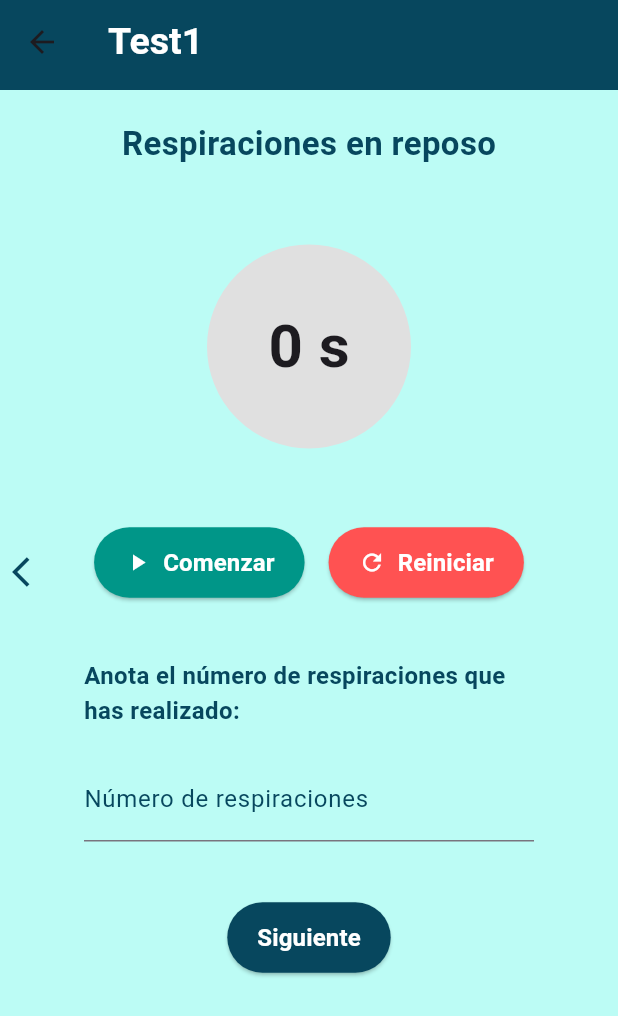
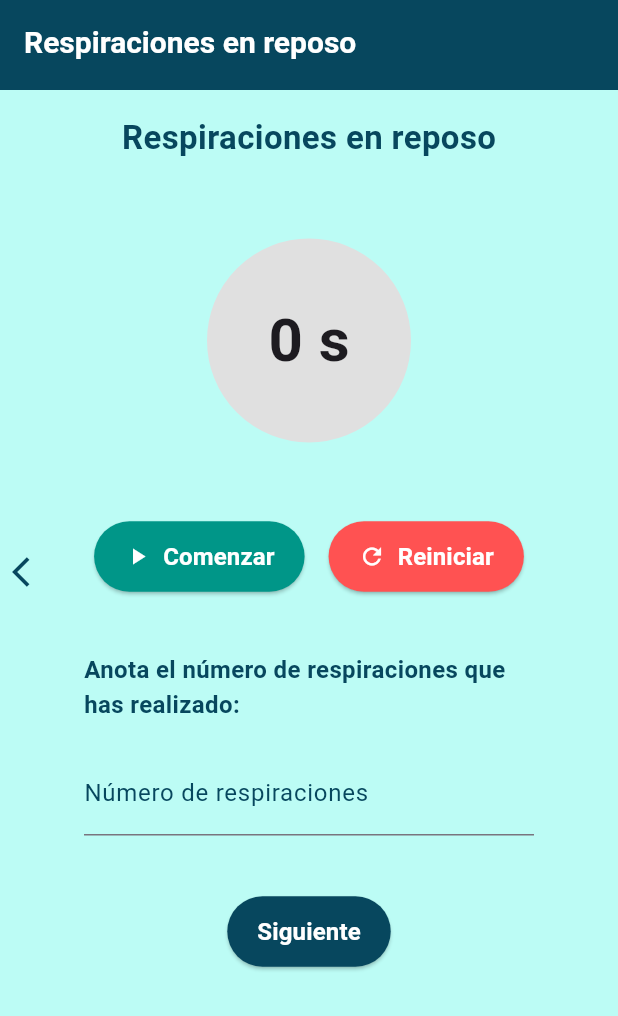
Before and after one commit to Eduardo-Garcia-de-Leaniz/BreathBank-TFG2025, a Flutter app: the Test1Screen screen opened by its route, swiped to page 3, on a phone screen of 412 x 824 dp. Shown: the top 1016 px of the screen. Run offline on Flutter 3.47's test engine with Material 3 defaults, Android fonts, the phone set to English and light mode, and no system bars; our stand-ins replace cloud_firestore, firebase_auth, firebase_core; accounts and stored records are empty; Roboto replaces fonts that are missing (Arial).

Commit message:
Reorganización Pantallas Evaluation y Test1

```diff
--- a/BreathBankApp/breath_bank/lib/screens/Test1_screen.dart
+++ b/BreathBankApp/breath_bank/lib/screens/Test1_screen.dart
@@ -6,10 +6,10 @@ import 'package:flutter/services.dart' show rootBundle;
 
 class Test1Screen extends StatefulWidget {
   @override
-  _Test1ScreenState createState() => _Test1ScreenState();
+  Test1ScreenState createState() => Test1ScreenState();
 }
 
-class _Test1ScreenState extends State<Test1Screen>
+class Test1ScreenState extends State<Test1Screen>
     with SingleTickerProviderStateMixin {
   Database_service db = Database_service();
   String userId = authenticationService.value.currentUser!.uid;
@@ -19,34 +19,28 @@ class _Test1ScreenState extends State<Test1Screen>
 
   int test_result = 0;
 
-  late AnimationController _controller;
-  int _duration = 60; // duración del temporizador en segundos
-  bool _isRunning = false;
-
-  String get _timeString {
-    final seconds =
-        (_controller.duration!.inSeconds * _controller.value).round();
-    return '$seconds s';
-  }
+  late AnimationController animation_controller;
+  int test_time = 60;
+  bool isRunning = false;
 
   @override
   void initState() {
     super.initState();
-    _cargarTextos();
+    chargeDescriptionAndInstructions();
 
-    _controller = AnimationController(
+    animation_controller = AnimationController(
       vsync: this,
-      duration: Duration(seconds: _duration),
+      duration: Duration(seconds: test_time),
     );
 
-    _controller.addListener(() {
+    animation_controller.addListener(() {
       setState(() {});
     });
 
-    _controller.addStatusListener((status) {
+    animation_controller.addStatusListener((status) {
       if (status == AnimationStatus.dismissed) {
         setState(() {
-          _isRunning = false;
+          isRunning = false;
         });
       }
     });
@@ -54,11 +48,11 @@ class _Test1ScreenState extends State<Test1Screen>
 
   @override
   void dispose() {
-    _controller.dispose();
+    animation_controller.dispose();
     super.dispose();
   }
 
-  Future<void> _cargarTextos() async {
+  Future<void> chargeDescriptionAndInstructions() async {
     String desc = await rootBundle.loadString(
       'assets/texts/description_test1.txt',
     );
@@ -72,26 +66,27 @@ class _Test1ScreenState extends State<Test1Screen>
     });
   }
 
-  void _startAnimation() {
+  void startClock() {
     setState(() {
-      _isRunning = true;
+      isRunning = true;
     });
-    _controller.reverse(
-      from: _controller.value == 0.0 ? 1.0 : _controller.value,
+    animation_controller.reverse(
+      from:
+          animation_controller.value == 0.0 ? 1.0 : animation_controller.value,
     );
   }
 
-  void _pauseAnimation() {
-    _controller.stop();
+  void pauseClock() {
+    animation_controller.stop();
     setState(() {
-      _isRunning = false;
+      isRunning = false;
     });
   }
 
-  void _resetAnimation() {
-    _controller.reset();
+  void resetClock() {
+    animation_controller.reset();
     setState(() {
-      _isRunning = false;
+      isRunning = false;
     });
   }
 
@@ -111,7 +106,9 @@ class _Test1ScreenState extends State<Test1Screen>
 
   @override
   Widget build(BuildContext context) {
-    return Scaffold(
+    return WillPopScope(
+      onWillPop: () async => false, // Evita que el usuario vuelva atrás
+      child: Scaffold(
         appBar: PreferredSize(
           preferredSize: Size.fromHeight(60),
           child: AppBar_Test1(),
@@ -129,36 +126,17 @@ class _Test1ScreenState extends State<Test1Screen>
                     mainAxisAlignment: MainAxisAlignment.start,
                     crossAxisAlignment: CrossAxisAlignment.start,
                     children: [
-                    Text(
-                      'Registro de respiraciones en reposo',
-                      style: TextStyle(
-                        fontSize: 20,
-                        fontWeight: FontWeight.bold,
-                      ),
-                    ),
+                      TestTitleText(),
                       SizedBox(height: 25),
                       Text(descripcion, style: TextStyle(fontSize: 16)),
                       SizedBox(height: 16),
-                    Text(
-                      'Instrucciones:',
-                      style: TextStyle(
-                        fontSize: 20,
-                        fontWeight: FontWeight.bold,
-                      ),
-                    ),
+                      InstructionsTitleText(),
                       SizedBox(height: 8),
                       Text(instrucciones, style: TextStyle(fontSize: 16)),
                     ],
                   ),
                 ),
-              Positioned(
-                right: 8,
-                top: MediaQuery.of(context).size.height * 3 / 8,
-                child: Icon(
-                  Icons.arrow_forward_ios,
-                  color: const Color.fromARGB(255, 7, 71, 94),
-                ),
-              ),
+                ArrowNextSymbol(),
               ],
             ),
             // Segunda página: Imagen de la prueba
@@ -186,22 +164,8 @@ class _Test1ScreenState extends State<Test1Screen>
                       ],
                     ),
                   ),
-                Positioned(
-                  left: 8,
-                  top: MediaQuery.of(context).size.height * 3 / 8,
-                  child: Icon(
-                    Icons.arrow_back_ios,
-                    color: const Color.fromARGB(255, 7, 71, 94),
-                  ),
-                ),
-                Positioned(
-                  right: 8,
-                  top: MediaQuery.of(context).size.height * 3 / 8,
-                  child: Icon(
-                    Icons.arrow_forward_ios,
-                    color: const Color.fromARGB(255, 7, 71, 94),
-                  ),
-                ),
+                  ArrowPreviousSymbol(),
+                  ArrowNextSymbol(),
                 ],
               ),
             ),
@@ -212,8 +176,8 @@ class _Test1ScreenState extends State<Test1Screen>
                 children: [
                   SingleChildScrollView(
                     padding: EdgeInsets.only(
-                    bottom: MediaQuery.of(context).viewInsets.bottom + 20,
-                    top: 20,
+                      bottom: MediaQuery.of(context).viewInsets.bottom,
+                      top: 16,
                       left: 16,
                       right: 16,
                     ),
@@ -229,44 +193,7 @@ class _Test1ScreenState extends State<Test1Screen>
                           ),
                         ),
                         SizedBox(height: 20),
-                      Stack(
-                        alignment: Alignment.center,
-                        children: [
-                          SizedBox(
-                            width: 200,
-                            height: 200,
-                            child: AnimatedBuilder(
-                              animation: _controller,
-                              builder: (context, child) {
-                                final seconds =
-                                    (_controller.duration!.inSeconds *
-                                            _controller.value)
-                                        .round();
-                                return Stack(
-                                  alignment: Alignment.center,
-                                  children: [
-                                    CircularProgressIndicator(
-                                      value: _controller.value,
-                                      strokeWidth: 100,
-                                      backgroundColor: Colors.grey[300],
-                                      valueColor: AlwaysStoppedAnimation<Color>(
-                                        Colors.teal,
-                                      ),
-                                    ),
-                                    Text(
-                                      '$seconds s',
-                                      style: TextStyle(
-                                        fontSize: 40,
-                                        fontWeight: FontWeight.bold,
-                                      ),
-                                    ),
-                                  ],
-                                );
-                              },
-                            ),
-                          ),
-                        ],
-                      ),
+                        ClockWidget(animation_controller: animation_controller),
                         SizedBox(height: 20),
                         Row(
                           mainAxisAlignment: MainAxisAlignment.center,
@@ -274,7 +201,7 @@ class _Test1ScreenState extends State<Test1Screen>
                             ElevatedButton.icon(
                               icon: Icon(
                                 color: Colors.white,
-                              _isRunning ? Icons.pause : Icons.play_arrow,
+                                isRunning ? Icons.pause : Icons.play_arrow,
                               ),
                               label: Text(
                                 style: TextStyle(
@@ -282,14 +209,13 @@ class _Test1ScreenState extends State<Test1Screen>
                                   fontWeight: FontWeight.bold,
                                   color: Colors.white,
                                 ),
-                              _isRunning
+                                isRunning
                                     ? 'Pausar'
-                                  : (_controller.value == 0.0
+                                    : (animation_controller.value == 0.0
                                         ? 'Comenzar'
                                         : 'Reanudar'),
                               ),
-                            onPressed:
-                                _isRunning ? _pauseAnimation : _startAnimation,
+                              onPressed: isRunning ? pauseClock : startClock,
                               style: ElevatedButton.styleFrom(
                                 backgroundColor: Colors.teal,
                                 padding: EdgeInsets.symmetric(
@@ -309,7 +235,7 @@ class _Test1ScreenState extends State<Test1Screen>
                                   color: Colors.white,
                                 ),
                               ),
-                            onPressed: _resetAnimation,
+                              onPressed: resetClock,
                               style: ElevatedButton.styleFrom(
                                 backgroundColor: Colors.redAccent,
                                 padding: EdgeInsets.symmetric(
@@ -321,17 +247,7 @@ class _Test1ScreenState extends State<Test1Screen>
                           ],
                         ),
                         SizedBox(height: 40),
-                      Padding(
-                        padding: const EdgeInsets.symmetric(horizontal: 40.0),
-                        child: Text(
-                          'Anota el número de respiraciones que has realizado:',
-                          style: TextStyle(
-                            fontSize: 16,
-                            fontWeight: FontWeight.bold,
-                            color: const Color.fromARGB(255, 7, 71, 94),
-                          ),
-                        ),
-                      ),
+                        LabelTestResultText(),
                         SizedBox(height: 20),
                         Padding(
                           padding: const EdgeInsets.symmetric(horizontal: 40.0),
@@ -350,6 +266,7 @@ class _Test1ScreenState extends State<Test1Screen>
                               ),
                               iconColor: const Color.fromARGB(255, 7, 71, 94),
                             ),
+                            // Cambiar para que no salga el mensaje cada vez que se escriba
                             onChanged: (value) {
                               if (validateTestResult(value)) {
                                 test_result = int.parse(value);
@@ -360,18 +277,46 @@ class _Test1ScreenState extends State<Test1Screen>
                           ),
                         ),
                         SizedBox(height: 40),
-                      ElevatedButton(
+                        BtnNext(
+                          animation_controller: animation_controller,
+                          test_result: test_result,
+                        ),
+                      ],
+                    ),
+                  ),
+
+                  ArrowPreviousSymbol(),
+                ],
+              ),
+            ),
+          ],
+        ),
+      ),
+    );
+  }
+}
+
+class BtnNext extends StatelessWidget {
+  const BtnNext({
+    super.key,
+    required this.animation_controller,
+    required this.test_result,
+  });
+
+  final AnimationController animation_controller;
+  final int test_result;
+
+  @override
+  Widget build(BuildContext context) {
+    return ElevatedButton(
       onPressed: () {
-                          if (_controller.value == 0.0 && test_result > 0) {
+        if (animation_controller.value == 0.0 && test_result > 0) {
           Navigator.pop(context, test_result);
         }
       },
       style: ElevatedButton.styleFrom(
         backgroundColor: const Color.fromARGB(255, 7, 71, 94),
-                          padding: EdgeInsets.symmetric(
-                            horizontal: 20,
-                            vertical: 12,
-                          ),
+        padding: EdgeInsets.symmetric(horizontal: 20, vertical: 12),
       ),
       child: Text(
         'Siguiente',
@@ -381,24 +326,124 @@ class _Test1ScreenState extends State<Test1Screen>
           color: Colors.white,
         ),
       ),
+    );
+  }
+}
+
+class LabelTestResultText extends StatelessWidget {
+  const LabelTestResultText({super.key});
+
+  @override
+  Widget build(BuildContext context) {
+    return Padding(
+      padding: const EdgeInsets.symmetric(horizontal: 40.0),
+      child: Text(
+        'Anota el número de respiraciones que has realizado:',
+        style: TextStyle(
+          fontSize: 16,
+          fontWeight: FontWeight.bold,
+          color: const Color.fromARGB(255, 7, 71, 94),
+        ),
+      ),
+    );
+  }
+}
+
+class ClockWidget extends StatelessWidget {
+  const ClockWidget({super.key, required this.animation_controller});
+
+  final AnimationController animation_controller;
+
+  @override
+  Widget build(BuildContext context) {
+    return Stack(
+      alignment: Alignment.center,
+      children: [
+        SizedBox(
+          width: 200,
+          height: 200,
+          child: AnimatedBuilder(
+            animation: animation_controller,
+            builder: (context, child) {
+              final seconds =
+                  (animation_controller.duration!.inSeconds *
+                          animation_controller.value)
+                      .round();
+              return Stack(
+                alignment: Alignment.center,
+                children: [
+                  CircularProgressIndicator(
+                    value: animation_controller.value,
+                    strokeWidth: 100,
+                    backgroundColor: Colors.grey[300],
+                    valueColor: AlwaysStoppedAnimation<Color>(Colors.teal),
+                  ),
+                  Text(
+                    '$seconds s',
+                    style: TextStyle(fontSize: 40, fontWeight: FontWeight.bold),
                   ),
                 ],
+              );
+            },
           ),
         ),
+      ],
+    );
+  }
+}
 
-                Positioned(
+class ArrowPreviousSymbol extends StatelessWidget {
+  const ArrowPreviousSymbol({super.key});
+
+  @override
+  Widget build(BuildContext context) {
+    return Positioned(
       left: 8,
       top: MediaQuery.of(context).size.height * 3 / 8,
       child: Icon(
         Icons.arrow_back_ios,
         color: const Color.fromARGB(255, 7, 71, 94),
       ),
+    );
+  }
+}
+
+class ArrowNextSymbol extends StatelessWidget {
+  const ArrowNextSymbol({super.key});
+
+  @override
+  Widget build(BuildContext context) {
+    return Positioned(
+      right: 8,
+      top: MediaQuery.of(context).size.height * 3 / 8,
+      child: Icon(
+        Icons.arrow_forward_ios,
+        color: const Color.fromARGB(255, 7, 71, 94),
       ),
-              ],
-            ),
-          ),
-        ],
-      ),
+    );
+  }
+}
+
+class InstructionsTitleText extends StatelessWidget {
+  const InstructionsTitleText({super.key});
+
+  @override
+  Widget build(BuildContext context) {
+    return Text(
+      'Instrucciones:',
+      style: TextStyle(fontSize: 20, fontWeight: FontWeight.bold),
+    );
+  }
+}
+
+class TestTitleText extends StatelessWidget {
+  const TestTitleText({super.key});
+
+  @override
+  Widget build(BuildContext context) {
+    return Text(
+      'Registro de respiraciones en reposo',
+      style: TextStyle(fontSize: 20, fontWeight: FontWeight.bold),
     );
   }
 }
@@ -409,11 +454,12 @@ class AppBar_Test1 extends StatelessWidget {
   @override
   Widget build(BuildContext context) {
     return AppBar(
+      automaticallyImplyLeading: false,
       title: const Text(
-        'Test1',
+        'Respiraciones en reposo',
         style: TextStyle(
           color: Color.fromARGB(255, 255, 255, 255),
-          fontSize: 25,
+          fontSize: 20,
           fontWeight: FontWeight.bold,
           fontFamily: 'Arial',
         ),
```
Also changed, not shown: BreathBankApp/breath_bank/lib/screens/Evaluation_screen.dart (+135 -89 lines). Lines whose indentation alone changed are shown as unchanged.
